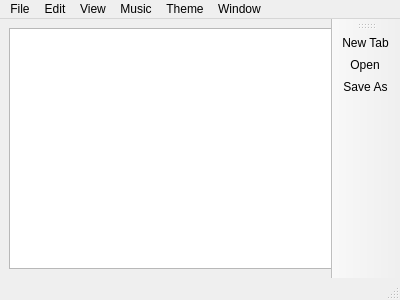
Old version of the form IniNamaAplikasiNotepad/Ini_Nama_Aplikasi_Notepad/notepad.ui in the repository fernandezlee942-sys/Ini-Nama-Aplikasi-Notepad.
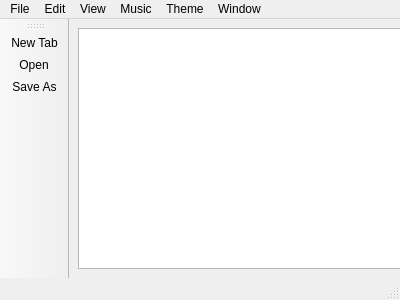
New version of the form. Icons and pictures are not drawn.

```diff
--- a/IniNamaAplikasiNotepad/Ini_Nama_Aplikasi_Notepad/notepad.ui
+++ b/IniNamaAplikasiNotepad/Ini_Nama_Aplikasi_Notepad/notepad.ui
@@ -121,7 +121,7 @@
     <string>toolBar</string>
    </property>
    <attribute name="toolBarArea">
-    <enum>RightToolBarArea</enum>
+    <enum>LeftToolBarArea</enum>
    </attribute>
    <attribute name="toolBarBreak">
     <bool>false</bool>
```
Left out of the diff: 54 changed lines with no effect on the pictures.
